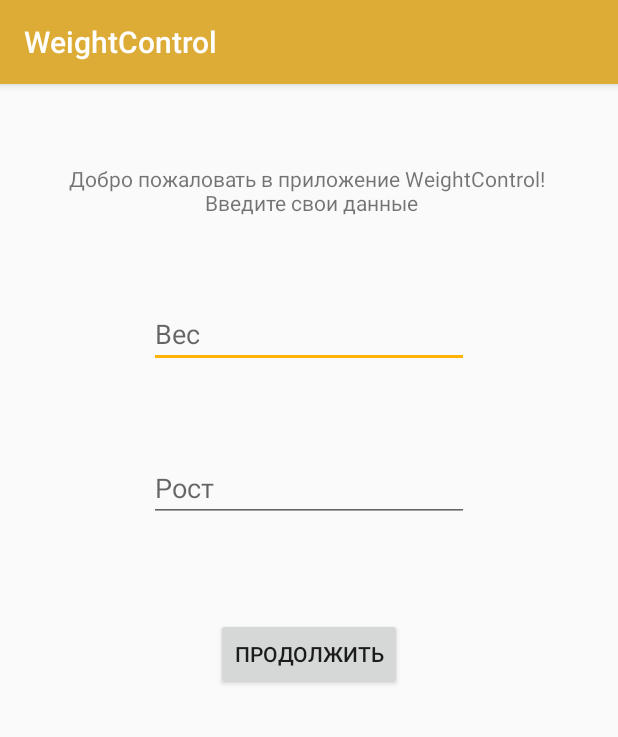
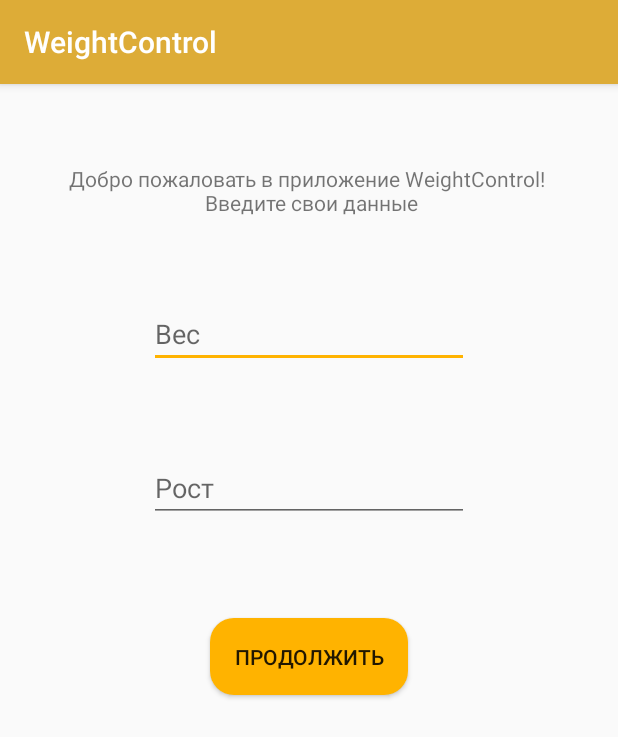
Before and after one commit to alina-saetova/WeightControl, an Android app: the screen it shows after launch (StartActivity), on a phone screen of 412 x 824 dp. Shown: the top 737 px of the screen. Run offline under Robolectric (Android 15) with nearby library versions, the phone set to English and light mode, and no system bars; our stand-ins replace ButterKnife, Room's generated code; libraries missing offline, so code that uses them is left out: android.arch.persistence.

Commit message:
btn back

```diff
--- a/app/src/main/res/layout/activity_start.xml
+++ b/app/src/main/res/layout/activity_start.xml
@@ -16,6 +16,7 @@
         android:layout_marginTop="356dp"
         android:layout_marginEnd="8dp"
         android:text="Продолжить"
+        android:background="@drawable/btn_rectangle"
         app:layout_constraintEnd_toEndOf="parent"
         app:layout_constraintStart_toStartOf="parent"
         app:layout_constraintTop_toTopOf="parent" />
--- a/app/src/main/res/layout/fragment_body_fat_percentage.xml
+++ b/app/src/main/res/layout/fragment_body_fat_percentage.xml
@@ -293,6 +293,7 @@
         android:layout_marginTop="24dp"
         android:layout_marginEnd="8dp"
         android:text="@string/count"
+        android:background="@drawable/btn_rectangle"
         app:layout_constraintEnd_toEndOf="parent"
         app:layout_constraintStart_toStartOf="parent"
         app:layout_constraintTop_toBottomOf="@+id/editText_waist" />
--- a/app/src/main/res/layout/fragment_ideal_weight.xml
+++ b/app/src/main/res/layout/fragment_ideal_weight.xml
@@ -129,6 +129,7 @@
         android:layout_marginEnd="8dp"
         android:onClick="onClick"
         android:text="@string/count"
+        android:background="@drawable/btn_rectangle"
         app:layout_constraintEnd_toEndOf="parent"
         app:layout_constraintStart_toStartOf="parent"
         app:layout_constraintTop_toBottomOf="@+id/radioGroup" />
```
